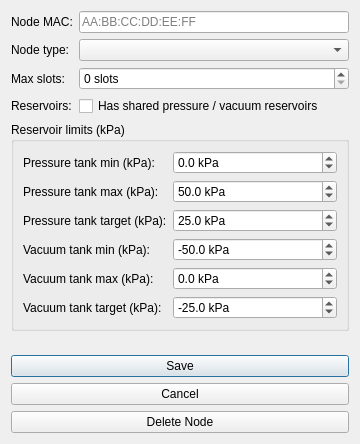
Before: the Qt Designer form src/gui/ui/node_config_dialog.ui in techandpeople/SoftEdIBO, drawn with Qt 5.
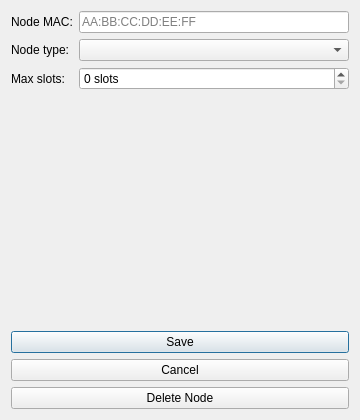
After: the same form once the commit is applied.

The edit to the form file:
```diff
--- a/src/gui/ui/node_config_dialog.ui
+++ b/src/gui/ui/node_config_dialog.ui
@@ -46,123 +46,8 @@
        <property name="suffix"><string> slots</string></property>
       </widget>
      </item>
-     <item row="3" column="0">
-      <widget class="QLabel" name="reservoirs_label">
-       <property name="text"><string>Reservoirs:</string></property>
-      </widget>
-     </item>
-     <item row="3" column="1">
-      <widget class="QCheckBox" name="reservoirs_chk">
-       <property name="whatsThis"><string>Only for node_multiplexed. Tick if the board has the shared pressure + vacuum tanks driven by onboard pumps. When off, chambers are valved directly and the reservoir limits below are ignored.</string></property>
-       <property name="text"><string>Has shared pressure / vacuum reservoirs</string></property>
-      </widget>
-     </item>
     </layout>
    </item>
-   <item>
-    <widget class="QGroupBox" name="tank_group">
-     <property name="title"><string>Reservoir limits (kPa)</string></property>
-     <property name="whatsThis"><string>Operating band for the shared tanks (node_multiplexed with reservoirs). Pressure tank is positive kPa; vacuum tank is negative (min = deepest vacuum, max = closest to atmosphere). Target is the set-point the pumps maintain.</string></property>
-     <layout class="QFormLayout" name="tank_form">
-      <item row="0" column="0">
-       <widget class="QLabel" name="tank_pressure_min_label">
-        <property name="text"><string>Pressure tank min (kPa):</string></property>
-       </widget>
-      </item>
-      <item row="0" column="1">
-       <widget class="QDoubleSpinBox" name="tank_pressure_min_kpa">
-        <property name="whatsThis"><string>Lowest the pressure tank is allowed to fall to before pumps must refill it.</string></property>
-        <property name="decimals"><number>1</number></property>
-        <property name="minimum"><double>-80.000000000000000</double></property>
-        <property name="maximum"><double>80.000000000000000</double></property>
-        <property name="singleStep"><double>0.500000000000000</double></property>
-        <property name="suffix"><string> kPa</string></property>
-        <property name="value"><double>0.000000000000000</double></property>
-       </widget>
-      </item>
-      <item row="1" column="0">
-       <widget class="QLabel" name="tank_pressure_max_label">
-        <property name="text"><string>Pressure tank max (kPa):</string></property>
-       </widget>
-      </item>
-      <item row="1" column="1">
-       <widget class="QDoubleSpinBox" name="tank_pressure_max_kpa">
-        <property name="whatsThis"><string>Hard ceiling for the pressure tank; pumps never push it past this (firmware caps at 80 kPa).</string></property>
-        <property name="decimals"><number>1</number></property>
-        <property name="minimum"><double>-80.000000000000000</double></property>
-        <property name="maximum"><double>80.000000000000000</double></property>
-        <property name="singleStep"><double>0.500000000000000</double></property>
-        <property name="suffix"><string> kPa</string></property>
-        <property name="value"><double>50.000000000000000</double></property>
-       </widget>
-      </item>
-      <item row="2" column="0">
-       <widget class="QLabel" name="tank_pressure_target_label">
-        <property name="text"><string>Pressure tank target (kPa):</string></property>
-       </widget>
-      </item>
-      <item row="2" column="1">
-       <widget class="QDoubleSpinBox" name="tank_pressure_target_kpa">
-        <property name="whatsThis"><string>Operating set-point the pumps maintain for the pressure tank. Should sit between min and max.</string></property>
-        <property name="decimals"><number>1</number></property>
-        <property name="minimum"><double>-80.000000000000000</double></property>
-        <property name="maximum"><double>80.000000000000000</double></property>
-        <property name="singleStep"><double>0.500000000000000</double></property>
-        <property name="suffix"><string> kPa</string></property>
-        <property name="value"><double>25.000000000000000</double></property>
-       </widget>
-      </item>
-      <item row="3" column="0">
-       <widget class="QLabel" name="tank_vacuum_min_label">
-        <property name="text"><string>Vacuum tank min (kPa):</string></property>
-       </widget>
-      </item>
-      <item row="3" column="1">
-       <widget class="QDoubleSpinBox" name="tank_vacuum_min_kpa">
-        <property name="whatsThis"><string>Deepest vacuum allowed (most negative kPa). The pump stops pulling past this.</string></property>
-        <property name="decimals"><number>1</number></property>
-        <property name="minimum"><double>-80.000000000000000</double></property>
-        <property name="maximum"><double>80.000000000000000</double></property>
-        <property name="singleStep"><double>0.500000000000000</double></property>
-        <property name="suffix"><string> kPa</string></property>
-        <property name="value"><double>-50.000000000000000</double></property>
-       </widget>
-      </item>
-      <item row="4" column="0">
-       <widget class="QLabel" name="tank_vacuum_max_label">
-        <property name="text"><string>Vacuum tank max (kPa):</string></property>
-       </widget>
-      </item>
-      <item row="4" column="1">
-       <widget class="QDoubleSpinBox" name="tank_vacuum_max_kpa">
-        <property name="whatsThis"><string>Shallowest vacuum (closest to atmosphere, near 0). Pumps refill once the tank rises above this.</string></property>
-        <property name="decimals"><number>1</number></property>
-        <property name="minimum"><double>-80.000000000000000</double></property>
-        <property name="maximum"><double>80.000000000000000</double></property>
-        <property name="singleStep"><double>0.500000000000000</double></property>
-        <property name="suffix"><string> kPa</string></property>
-        <property name="value"><double>0.000000000000000</double></property>
-       </widget>
-      </item>
-      <item row="5" column="0">
-       <widget class="QLabel" name="tank_vacuum_target_label">
-        <property name="text"><string>Vacuum tank target (kPa):</string></property>
-       </widget>
-      </item>
-      <item row="5" column="1">
-       <widget class="QDoubleSpinBox" name="tank_vacuum_target_kpa">
-        <property name="whatsThis"><string>Operating set-point for the vacuum tank (negative kPa), between min and max.</string></property>
-        <property name="decimals"><number>1</number></property>
-        <property name="minimum"><double>-80.000000000000000</double></property>
-        <property name="maximum"><double>80.000000000000000</double></property>
-        <property name="singleStep"><double>0.500000000000000</double></property>
-        <property name="suffix"><string> kPa</string></property>
-        <property name="value"><double>-25.000000000000000</double></property>
-       </widget>
-      </item>
-     </layout>
-    </widget>
-   </item>
    <item>
     <widget class="QLabel" name="note_lbl">
      <property name="wordWrap"><bool>true</bool></property>
```
Left out of the diff: 4 changed lines with no effect on the pictures.
